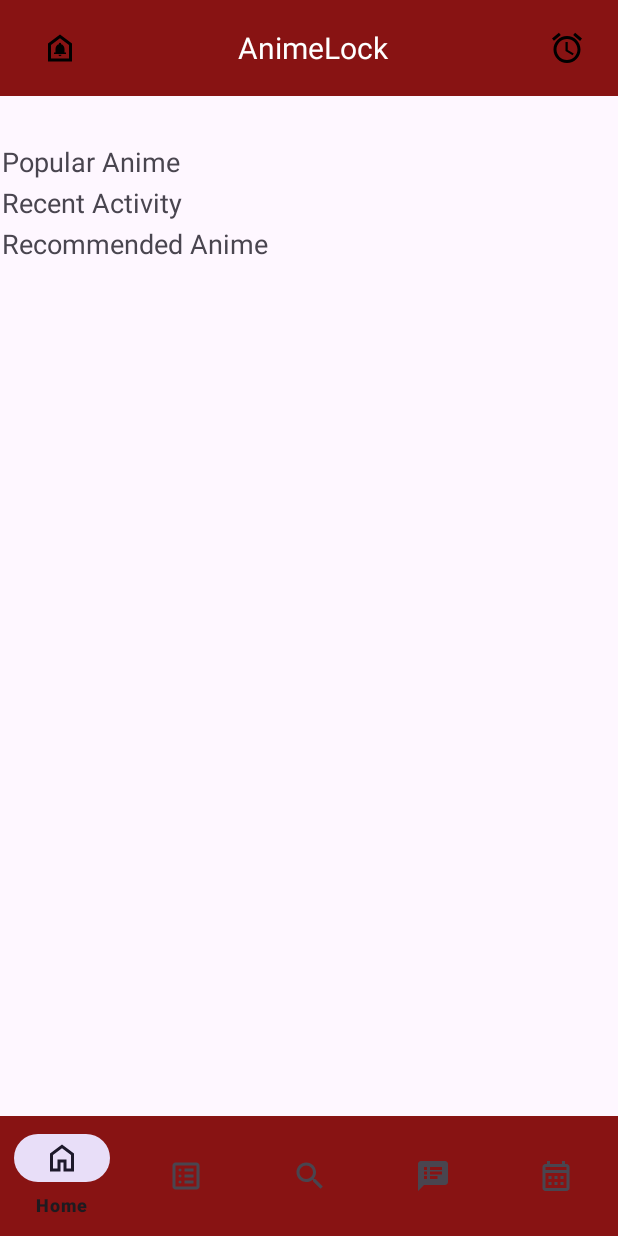
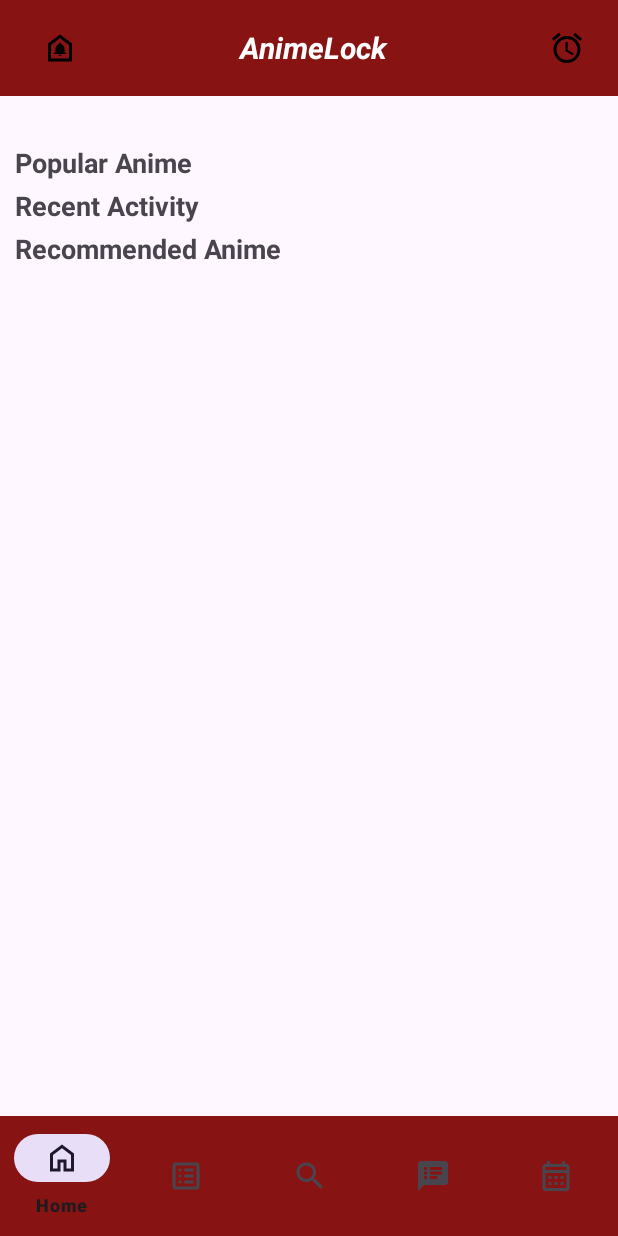
Before and after one commit to ZeyQuanC/AnimeLock, an Android app: the HomeFragment screen opened through its navigation route, on a phone screen of 412 x 824 dp. Run offline under Robolectric (Android 15) with nearby library versions, the phone set to English and light mode, and no system bars; our stand-ins replace Firebase (no records; nobody signed in at launch, a user with empty details on screens opened directly), navigation-ui; pictures from the network do not load.

```diff
--- a/app/src/main/java/com/example/animelocker/AnimeDetailFragment.kt
+++ b/app/src/main/java/com/example/animelocker/AnimeDetailFragment.kt
@@ -59,10 +59,11 @@ class AnimeDetailFragment : Fragment() {
 
             // Set the status, rank, type, episodes, and airing dates
             view.findViewById<TextView>(R.id.anime_status).text = it.status ?: "Unknown"
-            view.findViewById<TextView>(R.id.anime_score).text = getString(R.string.score, it.rank?.toString() ?: "N/A") // Using rank
             view.findViewById<TextView>(R.id.anime_type).text = getString(R.string.type, it.media_type ?: "N/A") // Using media_type
             view.findViewById<TextView>(R.id.anime_episodes).text = getString(R.string.episodes, it.num_episodes ?: 0) // Using num_episodes
             view.findViewById<TextView>(R.id.anime_airing_dates).text = getString(R.string.airing_dates, it.start_date ?: "?", it.end_date ?: "?") // Using start_date and end_date
+
+           // view.findViewById<TextView>(R.id.anime_genres).text = getString(R.string.genres, genreNames)
 
             // Log the anime data for debugging
             Log.d("AnimeDetailFragment", "Start Date: ${it.start_date}")
--- a/app/src/main/java/com/example/animelocker/HomeFragment.kt
+++ b/app/src/main/java/com/example/animelocker/HomeFragment.kt
@@ -258,8 +258,10 @@ class HomeFragment : Fragment() {
                     num_episodes = animeRank.node.num_episodes ?: 0,
                     start_date = animeRank.node.start_date ?: "Unknown start date", // Default start date if null
                     end_date = animeRank.node.end_date ?: "Unknown end date", // Default end date if null
-                    media_type = animeRank.node.media_type ?: "Unknown media type"
-                )
+                    media_type = animeRank.node.media_type ?: "Unknown media type",
+                    status = animeRank.node.status ?: "Unknown"
+
+                    )
 
             }
         }
--- a/app/src/main/java/com/example/animelocker/MainActivity.kt
+++ b/app/src/main/java/com/example/animelocker/MainActivity.kt
@@ -21,9 +21,7 @@ import com.google.android.material.bottomnavigation.BottomNavigationView
 class MainActivity : AppCompatActivity() {
 
     private lateinit var bottomNavigationView: BottomNavigationView
-    val notificationList = mutableListOf<NotificationItem>() // This holds the notifications
-    lateinit var adapter: NotificationsAdapter
-   // private lateinit var recyclerView: RecyclerView
+
 
     // Add a TAG for logging
     private val TAG = "MainActivity"
--- a/app/src/main/java/com/example/animelocker/WatchlistFragment.kt
+++ b/app/src/main/java/com/example/animelocker/WatchlistFragment.kt
@@ -7,6 +7,7 @@ import android.view.ViewGroup
 import android.widget.Button
 import android.widget.Toast
 import androidx.fragment.app.Fragment
+import androidx.recyclerview.widget.GridLayoutManager
 import androidx.recyclerview.widget.LinearLayoutManager
 import androidx.recyclerview.widget.RecyclerView
 import com.google.firebase.auth.FirebaseAuth
@@ -34,7 +35,7 @@ class WatchlistFragment : Fragment() {
         val recyclerView = view.findViewById<RecyclerView>(R.id.recycler_view_watchlist)
         adapter = AnimeAdapter(watchlist, { anime -> onAnimeClick(anime) }, { anime -> removeAnimeFromWatchlist(anime) })
         recyclerView.adapter = adapter
-        recyclerView.layoutManager = LinearLayoutManager(requireContext())
+        recyclerView.layoutManager = GridLayoutManager(requireContext(), 2)
 
         // Set up filter buttons
         setupFilterButtons(view)
--- a/app/src/main/res/layout/fragment_add_to_watchlist.xml
+++ b/app/src/main/res/layout/fragment_add_to_watchlist.xml
@@ -37,6 +37,7 @@
                 android:layout_height="wrap_content"
                 android:layout_weight="1"
                 android:text="@string/animelockh"
+                android:textStyle="bold|italic"
                 android:textColor="@android:color/white"
                 android:textSize="20sp"
                 android:gravity="center" />
--- a/app/src/main/res/layout/fragment_events.xml
+++ b/app/src/main/res/layout/fragment_events.xml
@@ -34,7 +34,8 @@
                 android:layout_width="0dp"
                 android:layout_height="wrap_content"
                 android:layout_weight="1"
-                android:text="@string/Events"
+                android:text="@string/animelockh"
+                android:textStyle="bold|italic"
                 android:textColor="@android:color/white"
                 android:textSize="20sp"
                 android:gravity="center" />
--- a/app/src/main/res/layout/fragment_home.xml
+++ b/app/src/main/res/layout/fragment_home.xml
@@ -35,6 +35,7 @@
                 android:layout_height="wrap_content"
                 android:layout_weight="1"
                 android:text="@string/animelockh"
+                android:textStyle="bold|italic"
                 android:textColor="@android:color/white"
                 android:textSize="20sp"
                 android:gravity="center" />
@@ -70,8 +71,10 @@
                 android:layout_height="wrap_content"
                 android:text="@string/popular_anime"
                 android:textSize="18sp"
+                android:textStyle="bold"
                 android:layout_marginTop="30dp"
-                android:padding="1dp"/>
+                android:layout_marginStart="8dp"
+                android:padding="2dp"/>
 
             <androidx.recyclerview.widget.RecyclerView
                 android:id="@+id/recycler_view_popular"
@@ -84,8 +87,10 @@
                 android:layout_width="wrap_content"
                 android:layout_height="wrap_content"
                 android:text="@string/recent_activity"
+                android:textStyle="bold"
                 android:textSize="18sp"
-                android:padding="1dp"/>
+                android:layout_marginStart="8dp"
+                android:padding="2dp"/>
 
             <androidx.recyclerview.widget.RecyclerView
                 android:id="@+id/recyclerViewRecentActivity"
@@ -98,8 +103,10 @@
                 android:layout_width="wrap_content"
                 android:layout_height="wrap_content"
                 android:text="@string/recommended_anime"
+                android:textStyle="bold"
                 android:textSize="18sp"
-                android:padding="1dp"/>
+                android:layout_marginStart="8dp"
+                android:padding="2dp"/>
 
             <androidx.recyclerview.widget.RecyclerView
                 android:id="@+id/recycler_view_recommended"
--- a/app/src/main/res/values/strings.xml
+++ b/app/src/main/res/values/strings.xml
@@ -79,7 +79,6 @@
     <string name="date">Date</string>
     <string name="by_author">By: %s</string>
     <string name="full_discussion">Full Discussion Content</string>
-    <string name="score">Score: %1$s</string>
     <string name="type">Type: %1$s</string>
     <string name="episodes">Episodes: %1$d</string>
     <string name="airing_dates">Aired: %1$s - %2$s</string>
```
Also changed, not shown: app/src/main/java/com/example/animelocker/NotificationsFragment.kt (+16 -0 lines), app/src/main/res/layout/fragment_anime_detail.xml (+3 -10 lines), app/src/main/res/layout/fragment_community.xml (+14 -1 lines), app/src/main/res/layout/fragment_watchlist.xml (+25 -0 lines).
